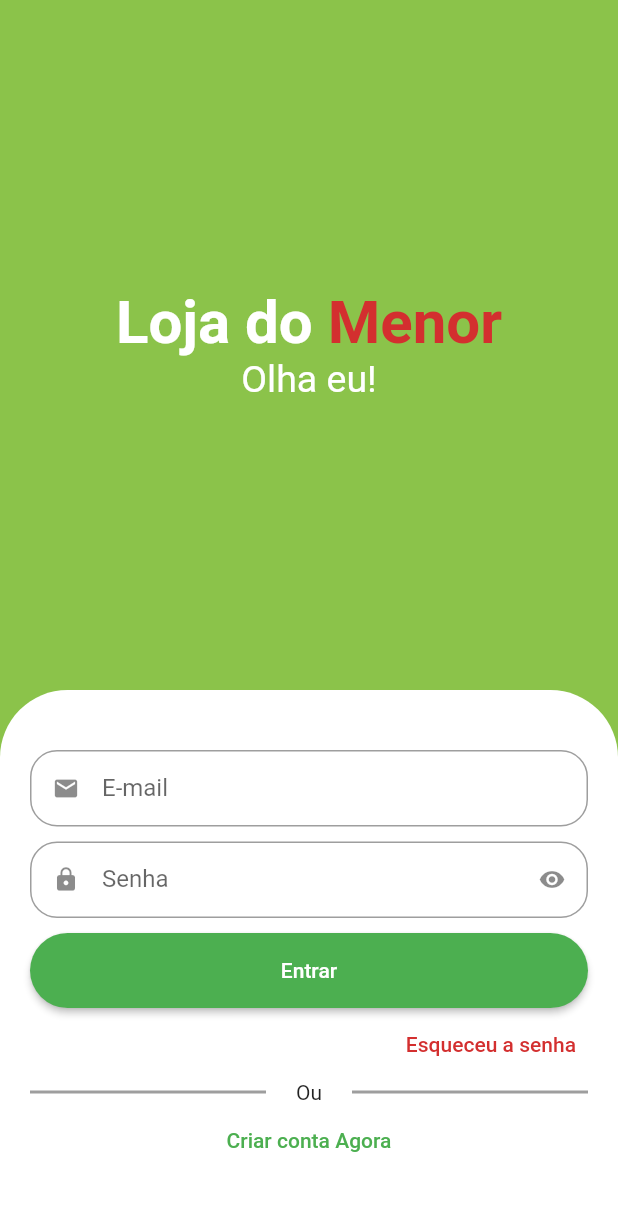
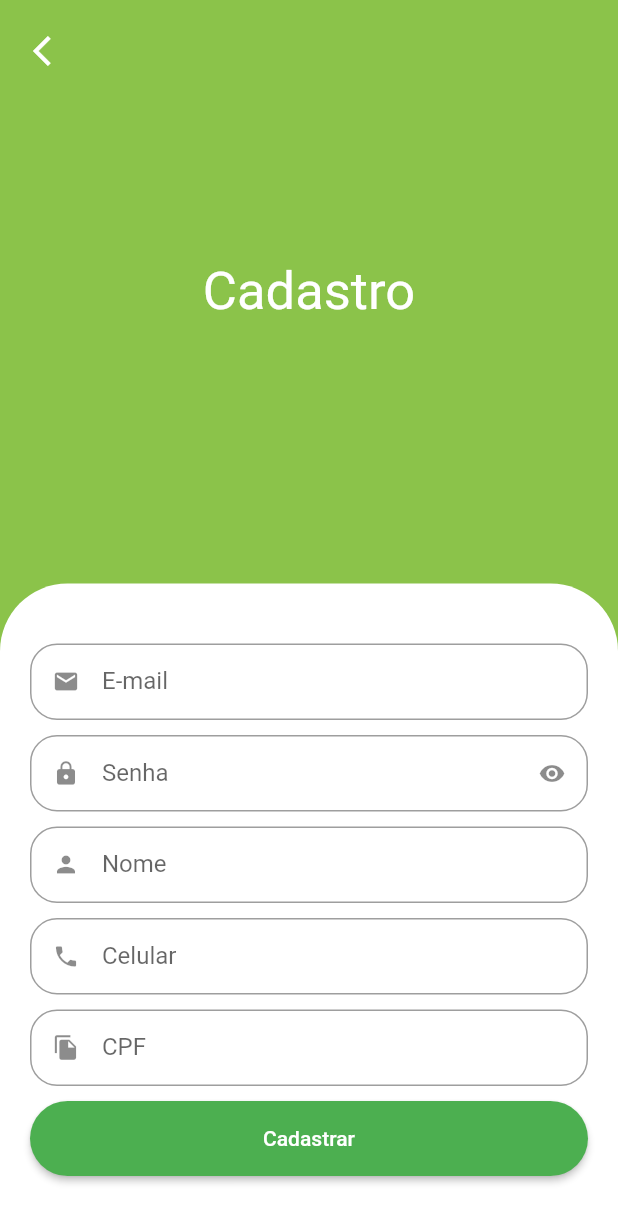
Before and after one commit to Rafa-Alcides/loja_quitanda, a Flutter app: the screen it shows after launch, after a tap on "Criar conta Agora", on a phone screen of 412 x 824 dp. Shown: the top 1223 px of the screen. Run offline on Flutter 3.47's test engine with Material 2 defaults, Android fonts, the phone set to English and light mode, and no system bars; drawn by our look-alikes of animated_text_kit; our stand-ins replace mask_text_input_formatter.

Commit message:
mascara input, rela de signUp

```diff
--- /dev/null
+++ b/lib/src/auth/components/custom_eleveted_buttom.dart
@@ -0,0 +1,25 @@
+import 'package:flutter/material.dart';
+
+class CustomElevetedButton extends StatelessWidget {
+
+  final String label;
+  final Function()? onPressed;
+
+  const CustomElevetedButton({super.key, required this.label, this.onPressed});
+
+  @override
+  Widget build(BuildContext context) {
+    return SizedBox(
+      height: 50,
+      child: ElevatedButton(
+        style: ElevatedButton.styleFrom(
+          shape: RoundedRectangleBorder(
+            borderRadius: BorderRadius.circular(45)
+          ),
+        ),
+        onPressed: onPressed,
+        child: Text(label)
+      ),
+    );
+  }
+}
--- a/lib/src/auth/components/custom_text_fild.dart
+++ b/lib/src/auth/components/custom_text_fild.dart
@@ -1,13 +1,15 @@
 import 'package:flutter/material.dart';
+import 'package:flutter/services.dart';
 
 class CustomTextFild extends StatefulWidget {
 
   final IconData icon;
   final String label;
   final bool isSecret;
+  final List<TextInputFormatter>? inputFormatters;
 
 
-  const CustomTextFild({super.key, required this.icon, required this.label, this.isSecret = false});
+  const CustomTextFild({super.key, required this.icon, required this.label, this.isSecret = false, this.inputFormatters});
 
   @override
   State<CustomTextFild> createState() => _CustomTextFildState();
@@ -28,6 +30,7 @@ class _CustomTextFildState extends State<CustomTextFild> {
     return Padding(
       padding: const EdgeInsets.only(bottom: 10),
       child: TextFormField(
+        inputFormatters: widget.inputFormatters,
         obscureText: isObscure,
         decoration: InputDecoration(
           prefixIcon: Icon(widget.icon),
--- /dev/null
+++ b/lib/src/auth/sign_up_screen.dart
@@ -0,0 +1,84 @@
+import 'package:flutter/material.dart';
+import 'package:loja_quitanda/src/auth/components/custom_eleveted_buttom.dart';
+import 'package:loja_quitanda/src/auth/components/custom_text_fild.dart';
+import 'package:mask_text_input_formatter/mask_text_input_formatter.dart';
+
+import '../config/custom_colors.dart';
+
+class SignUpScreen extends StatelessWidget {
+   SignUpScreen({super.key});
+
+  final maskCpf = MaskTextInputFormatter(
+    mask: '###.###.###-##'  ,
+    filter: { "#": RegExp(r'[0-9]') }
+  );
+
+  final maskPhone = MaskTextInputFormatter(
+    mask: "(##) # ####-####",
+    filter: { "#": RegExp(r'[0-9]') }
+  );
+
+  @override
+  Widget build(BuildContext context) {
+
+    final size = MediaQuery.of(context).size;
+
+    return Scaffold(
+      backgroundColor: CustomColors.customSwatchColor,
+      body: SingleChildScrollView(
+        child: SizedBox(
+          height: size.height,
+          width: size.width,
+          child: Stack(
+            children: [
+              Column(
+                children: [
+                  const Expanded(
+                    child: Center(
+                      child: Text("Cadastro", style: TextStyle(
+                        color: Colors.white,
+                        fontSize: 35),),
+                    ),
+                  ),
+                  Container(
+                    padding: const EdgeInsets.symmetric(vertical: 40, horizontal: 20),
+                    decoration: const BoxDecoration(
+                      color: Colors.white,
+                      borderRadius: BorderRadius.vertical(
+                        top: Radius.circular(45),
+                      )
+                    ),
+                    child: Column(
+                      crossAxisAlignment: CrossAxisAlignment.stretch,
+                      children:  [
+                        const CustomTextFild(icon: Icons.email, label: "E-mail"),
+                        const CustomTextFild(icon: Icons.lock, label: "Senha", isSecret: true),
+                        const CustomTextFild(icon: Icons.person, label: "Nome"),
+                        CustomTextFild(icon: Icons.phone, label: "Celular", inputFormatters: [maskPhone]),
+                        CustomTextFild(icon: Icons.file_copy, label: "CPF", inputFormatters: [maskCpf]),
+                        CustomElevetedButton(label: "Cadastrar", onPressed: () {},)
+                      ],
+                    ),
+                  )
+                ],
+              ),
+
+              Positioned(
+                left: 10,
+                top: 10,
+                child: SafeArea(
+                  child: IconButton(
+                    onPressed: () {
+                      Navigator.of(context).pop();
+                    },
+                    icon: const Icon(Icons.arrow_back_ios, color: Colors.white,)
+                  )
+                ),
+              )
+            ],
+          ),
+        ),
+      ),
+    );
+  }
+}
--- a/lib/src/auth/sing_in_screen.dart
+++ b/lib/src/auth/sing_in_screen.dart
@@ -1,7 +1,9 @@
 import 'package:animated_text_kit/animated_text_kit.dart';
 import 'package:flutter/material.dart';
+import 'package:loja_quitanda/src/auth/components/custom_eleveted_buttom.dart';
 import 'package:loja_quitanda/src/auth/components/custom_text_fild.dart';
-import 'package:loja_quitanda/src/config/custom_colora.dart';
+import 'package:loja_quitanda/src/auth/sign_up_screen.dart';
+import 'package:loja_quitanda/src/config/custom_colors.dart';
 
 class SingInScreen extends StatelessWidget {
   const SingInScreen({super.key});
@@ -89,18 +91,7 @@ class SingInScreen extends StatelessWidget {
                       label: "Senha",
                       isSecret: true,
                     ),
-                    SizedBox(
-                      height: 50,
-                      child: ElevatedButton(
-                        style: ElevatedButton.styleFrom(
-                          shape: RoundedRectangleBorder(
-                            borderRadius: BorderRadius.circular(45)
-                          )
-                        ),
-                        onPressed: () {},
-                        child: const Text("Entrar")
-                      ),
-                    ),
+                    CustomElevetedButton(label: "Entrar", onPressed: () {}),
                     Align(
                       alignment: Alignment.centerRight,
                       child: TextButton(
@@ -133,7 +124,13 @@ class SingInScreen extends StatelessWidget {
                       ],
                     ),
                     TextButton(
-                      onPressed: () {},
+                      onPressed: () {
+                        Navigator.of(context).push(
+                          MaterialPageRoute(builder: (c) {
+                            return SignUpScreen();
+                          })
+                        );
+                      },
                       child: const Text("Criar conta Agora")
                     )
                   ],
--- a/pubspec.yaml
+++ b/pubspec.yaml
@@ -37,6 +37,7 @@ dependencies:
   # Use with the CupertinoIcons class for iOS style icons.
   cupertino_icons: ^1.0.2
   animated_text_kit: ^4.2.2
+  mask_text_input_formatter: ^2.4.0
 
 dev_dependencies:
   flutter_test:
```
Also changed, not shown: lib/src/config/custom_colors.dart (renamed from lib/src/config/custom_colora.dart), pubspec.lock.
